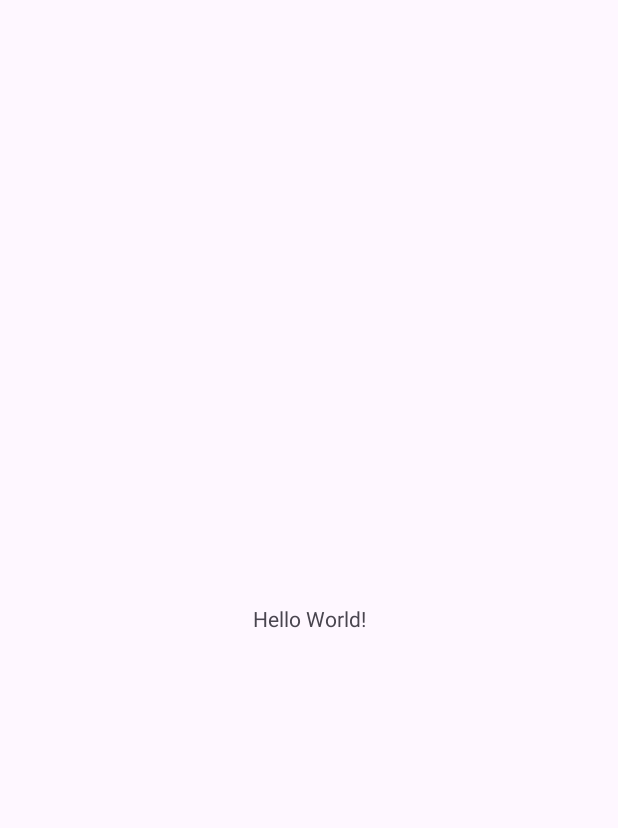
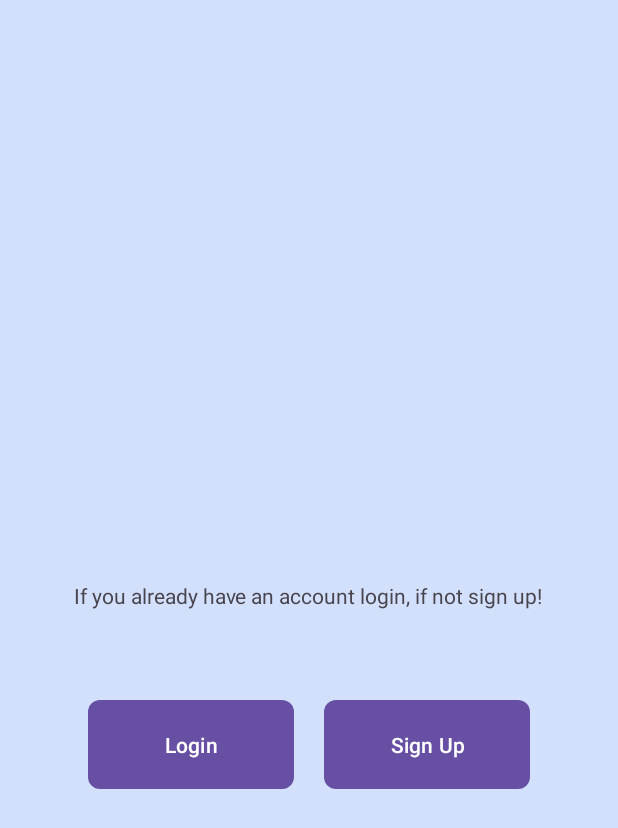
Before and after one commit to mrymsarabi/book-reader-app, an Android app: the screen it shows after launch (MainActivity), on a phone screen of 412 x 824 dp. Before the commit the part shown is almost empty. Shown: the top 828 px of the screen. Run offline under Robolectric (Android 15) with nearby library versions, the phone set to English and light mode, and no system bars.

Commit message:
activity_main.xml file - 1 -> making the first page look

```diff
--- a/app/src/main/java/com/example/bookreaderapp/MainActivity.kt
+++ b/app/src/main/java/com/example/bookreaderapp/MainActivity.kt
@@ -9,12 +9,7 @@ import androidx.core.view.WindowInsetsCompat
 class MainActivity : AppCompatActivity() {
     override fun onCreate(savedInstanceState: Bundle?) {
         super.onCreate(savedInstanceState)
-        enableEdgeToEdge()
         setContentView(R.layout.activity_main)
-        ViewCompat.setOnApplyWindowInsetsListener(findViewById(R.id.main)) { v, insets ->
-            val systemBars = insets.getInsets(WindowInsetsCompat.Type.systemBars())
-            v.setPadding(systemBars.left, systemBars.top, systemBars.right, systemBars.bottom)
-            insets
-        }
+
     }
 }
--- /dev/null
+++ b/app/src/main/res/drawable/button_background.xml
@@ -0,0 +1,5 @@
+<shape xmlns:android="http://schemas.android.com/apk/res/android"
+    android:shape="rectangle">
+    <solid android:color="#8EACCD"/>
+    <corners android:radius="8dp"/>
+</shape>
--- a/app/src/main/res/layout/activity_main.xml
+++ b/app/src/main/res/layout/activity_main.xml
@@ -1,19 +1,54 @@
-<?xml version="1.0" encoding="utf-8"?>
-<androidx.constraintlayout.widget.ConstraintLayout xmlns:android="http://schemas.android.com/apk/res/android"
+<RelativeLayout xmlns:android="http://schemas.android.com/apk/res/android"
     xmlns:app="http://schemas.android.com/apk/res-auto"
     xmlns:tools="http://schemas.android.com/tools"
     android:id="@+id/main"
     android:layout_width="match_parent"
     android:layout_height="match_parent"
+    android:background="@color/baby_blue"
+    android:gravity="center"
+    android:orientation="horizontal"
     tools:context=".MainActivity">
 
     <TextView
+        android:id="@+id/textViewMessage"
         android:layout_width="wrap_content"
         android:layout_height="wrap_content"
-        android:text="Hello World!"
-        app:layout_constraintBottom_toBottomOf="parent"
-        app:layout_constraintEnd_toEndOf="parent"
-        app:layout_constraintStart_toStartOf="parent"
-        app:layout_constraintTop_toTopOf="parent" />
+        android:layout_centerHorizontal="true"
+        android:layout_marginTop="100dp"
+        android:text="If you already have an account login, if not sign up!" />
 
-</androidx.constraintlayout.widget.ConstraintLayout>
+    <LinearLayout
+        android:id="@+id/linear_layout_buttons"
+        android:layout_width="wrap_content"
+        android:layout_height="wrap_content"
+        android:layout_centerHorizontal="true"
+        android:layout_below="@id/textViewMessage"
+        android:layout_marginTop="50dp"
+        android:orientation="horizontal">
+        <Button
+            android:id="@+id/login_btn"
+            android:layout_width="137dp"
+            android:layout_height="59dp"
+            android:layout_margin="10dp"
+            android:background="@drawable/button_background"
+            android:backgroundTint="@android:color/white"
+            android:gravity="center"
+            android:stateListAnimator="@null"
+            android:text="Login"
+            android:textColor="@android:color/white" />
+
+
+        <Button
+            android:id="@+id/signup_btn"
+            android:layout_width="137dp"
+            android:layout_height="59dp"
+            android:layout_margin="10dp"
+            android:background="@drawable/button_background"
+            android:backgroundTint="@android:color/white"
+            android:gravity="center"
+            android:stateListAnimator="@null"
+            android:text="Sign Up"
+            android:textColor="@android:color/white" />
+    </LinearLayout>
+
+</RelativeLayout>
--- a/app/src/main/res/values/colors.xml
+++ b/app/src/main/res/values/colors.xml
@@ -2,4 +2,6 @@
 <resources>
     <color name="black">#FF000000</color>
     <color name="white">#FFFFFFFF</color>
+    <color name="baby_blue">#D2E0FB</color>
+    <color name="polo_blue">#8EACCD</color>
 </resources>
```
